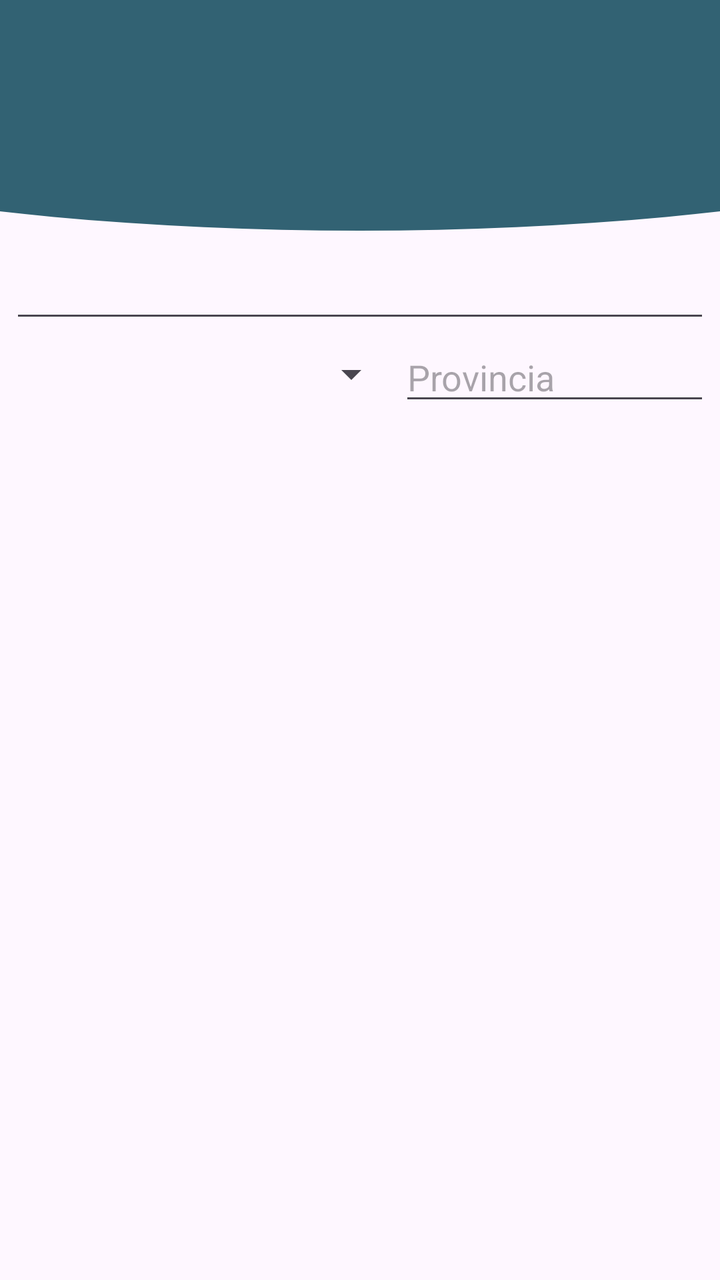
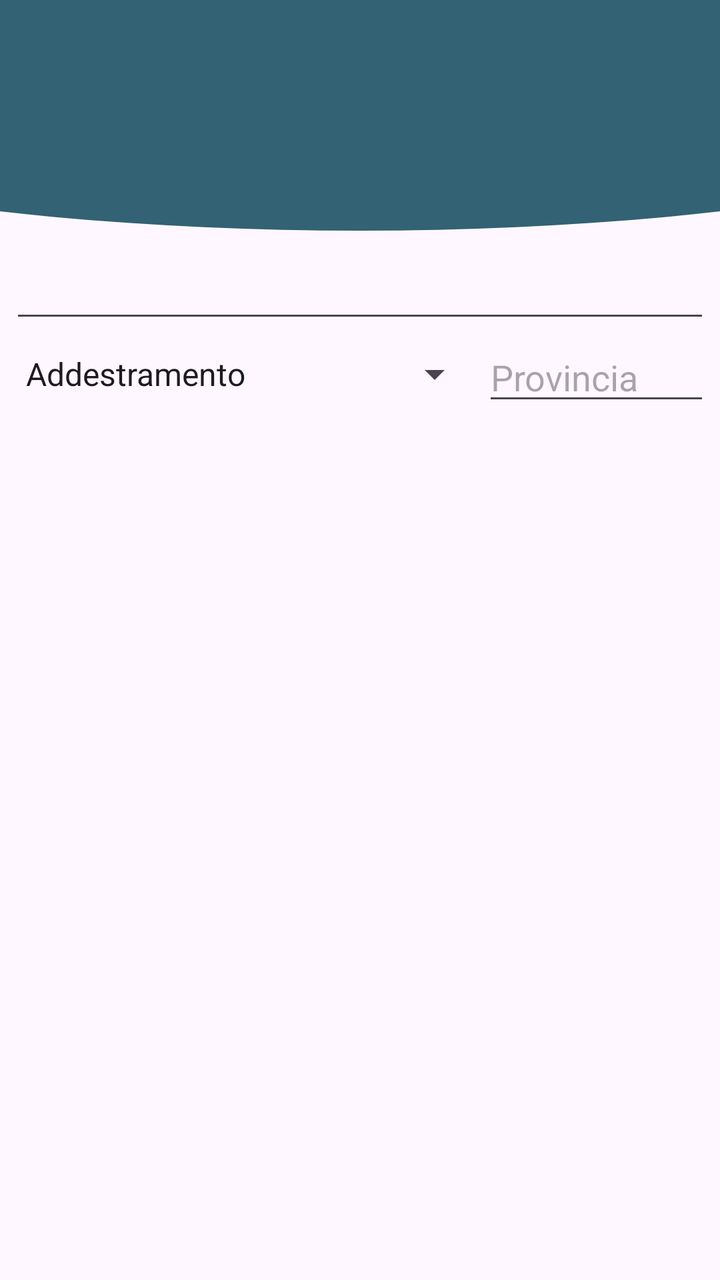

An Android layout rendered at two revisions. The XML below is the earlier revision; the diff shows what the commit changed to produce the second picture.
<!-- AndroidManifest.xml: application theme Theme.AppPet -->
<!-- res/layout/activity_ricerca_servizi.xml -->
<?xml version="1.0" encoding="utf-8"?>
<RelativeLayout xmlns:android="http://schemas.android.com/apk/res/android"
    xmlns:app="http://schemas.android.com/apk/res-auto"
    xmlns:tools="http://schemas.android.com/tools"
    android:id="@+id/main"
    android:layout_width="match_parent"
    android:layout_height="match_parent"
    android:orientation="vertical"
    tools:context=".Activities.RicercaServiziActivity">

    <FrameLayout
        android:id="@+id/header_home"
        android:layout_width="match_parent"
        android:layout_height="120dp"
        android:layout_gravity="top">

        <ImageView
            android:id="@+id/Pippo"
            android:layout_width="800dp"
            android:layout_height="180dp"
            android:layout_gravity="center"
            android:layout_marginTop="-35dp"
            android:src="@drawable/cricle_1" />

    </FrameLayout>


    <AutoCompleteTextView

        android:id="@+id/AutoCompltxt"
        android:layout_width="350dp"
        android:layout_height="wrap_content"
        android:layout_below="@id/header_home"
        android:layout_centerHorizontal="true"
        android:layout_marginTop="5dp"
        android:maxLines="1"
        />



    <LinearLayout
        android:id="@+id/LinearServ"
        android:layout_width="350dp"
        android:layout_height="wrap_content"
        android:layout_below="@id/AutoCompltxt"
        android:layout_centerInParent="true"
        android:orientation="horizontal">



        <Spinner
            android:layout_width="wrap_content"
            android:layout_height="wrap_content"
            android:layout_gravity="center_vertical"
            android:layout_weight="2"
            />


        <EditText
            android:layout_width="wrap_content"
            android:layout_height="wrap_content"
            android:layout_weight="1"
            android:hint="Provincia" />

    </LinearLayout>


    <androidx.recyclerview.widget.RecyclerView

        android:id="@+id/listviewServ"
        android:layout_width="350dp"
        android:layout_height="wrap_content"
        android:layout_below="@+id/LinearServ"
        android:layout_centerHorizontal="true"
        android:layout_marginTop="5dp">

    </androidx.recyclerview.widget.RecyclerView>


</RelativeLayout>
<!-- resources referenced by this layout -->
<resources>
  <!-- drawable cricle_1 (drawable) -->
  <?xml version="1.0" encoding="utf-8"?>
  <shape xmlns:android="http://schemas.android.com/apk/res/android"
      android:shape="oval">
  
      <solid
          android:color="@color/Blu_base"/>
  
  </shape>
  <style name="Theme.AppPet" parent="Base.Theme.AppPet" />
  <color name="Blu_base">#326273</color>
  <style name="Base.Theme.AppPet" parent="Theme.Material3.DayNight.NoActionBar">
          
          
      </style>
</resources>

<!-- the commit's change to res/layout/activity_ricerca_servizi.xml (unified diff, before → after) -->
@@ -48,11 +48,12 @@
 
 
 
-        <Spinner
+        <Spinner android:id="@+id/servSpinner"
             android:layout_width="wrap_content"
             android:layout_height="wrap_content"
             android:layout_gravity="center_vertical"
             android:layout_weight="2"
+            android:entries="@array/Spinner_servizi"
             />
 
 
<!-- resource entries referenced after the edit -->
@@ -1,5 +1,13 @@
 <!-- resources referenced by this layout -->
 <resources>
+  <string-array name="Spinner_servizi">
+  
+          <item>Addestramento</item>
+          <item>Toilettatura</item>
+          <item>PetSitter</item>
+          <item>Veterinario</item>
+  
+      </string-array>
   <!-- drawable cricle_1 (drawable) -->
   <?xml version="1.0" encoding="utf-8"?>
   <shape xmlns:android="http://schemas.android.com/apk/res/android"
